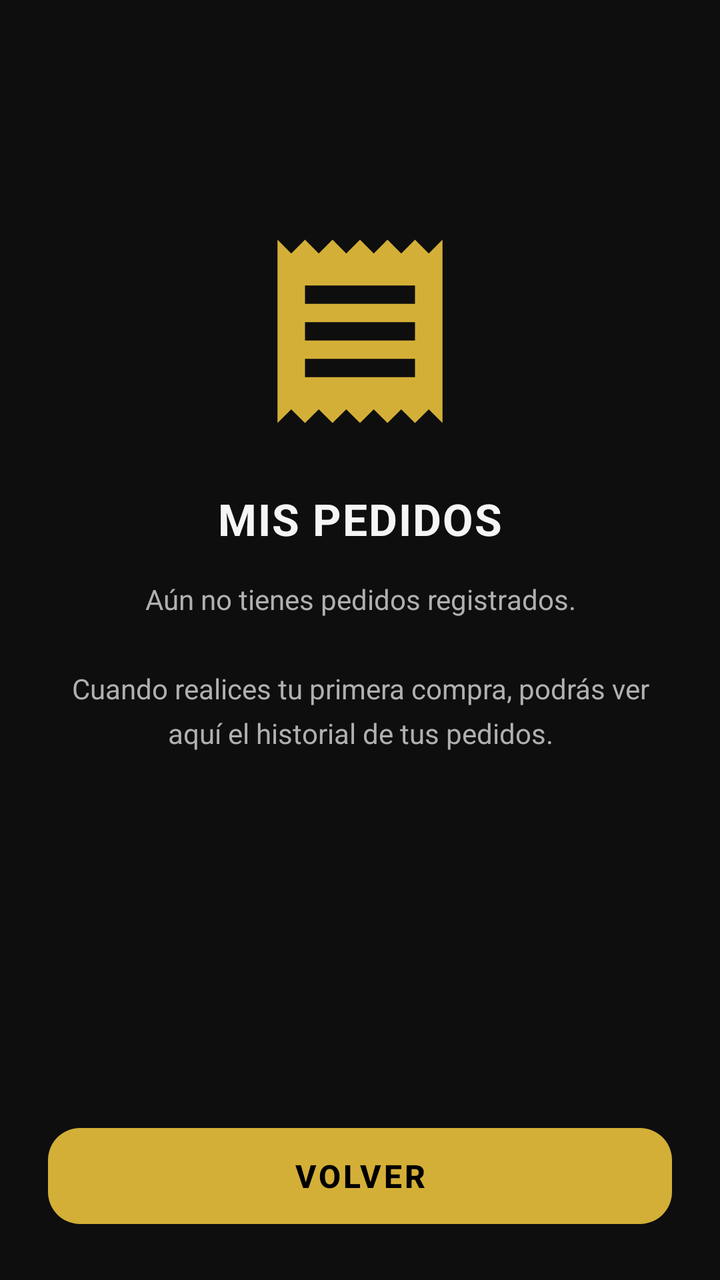
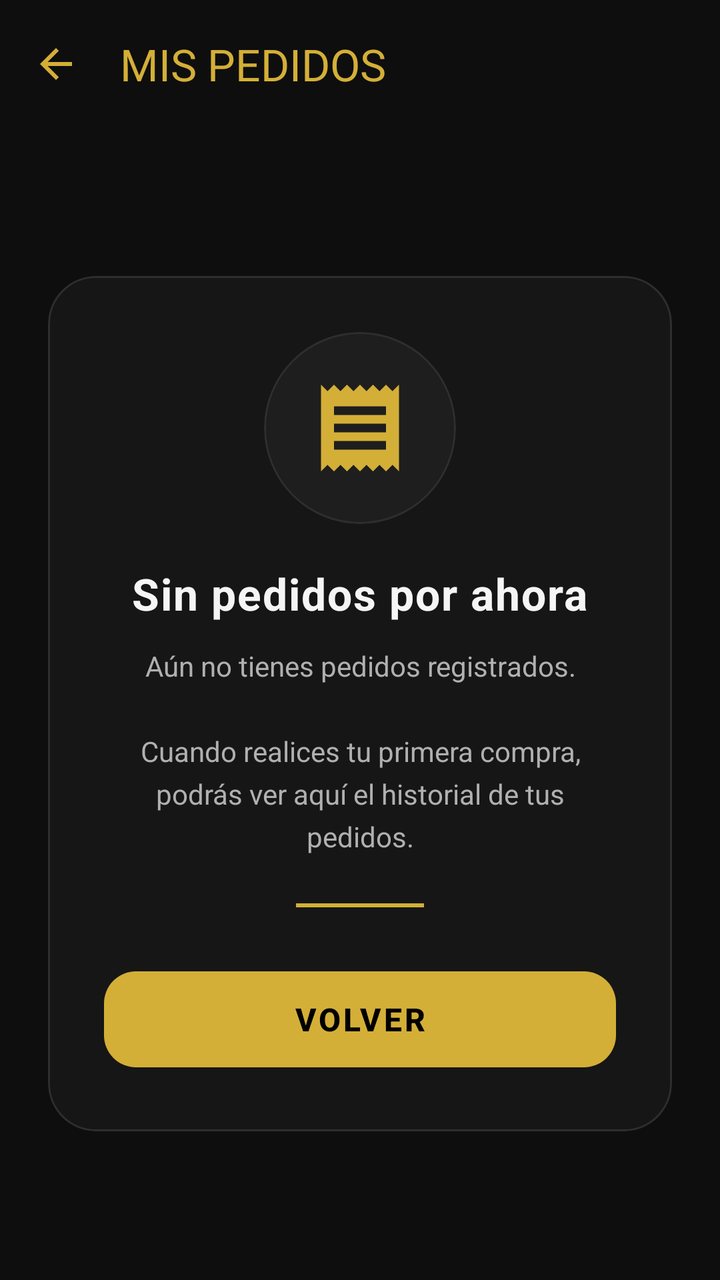

The first picture is an Android layout as it rendered before a commit; the second is the same layout after the commit. The layout source and the unified diff follow.
<!-- AndroidManifest.xml: application theme Theme.GestionDeVentasOnlineSTORE_DANY -->
<!-- res/layout/activity_mis_pedidos.xml -->
<?xml version="1.0" encoding="utf-8"?>
<androidx.constraintlayout.widget.ConstraintLayout
    xmlns:android="http://schemas.android.com/apk/res/android"
    xmlns:app="http://schemas.android.com/apk/res-auto"
    xmlns:tools="http://schemas.android.com/tools"
    android:layout_width="match_parent"
    android:layout_height="match_parent"
    android:background="@color/bg_negro"
    android:padding="24dp"
    tools:context=".MisPedidosActivity">

    <ImageView
        android:id="@+id/imgPedidos"
        android:layout_width="110dp"
        android:layout_height="110dp"
        android:contentDescription="Mis pedidos"
        android:tint="@color/oro"
        app:srcCompat="@drawable/ic_nav_pedidos"
        app:layout_constraintBottom_toBottomOf="parent"
        app:layout_constraintEnd_toEndOf="parent"
        app:layout_constraintStart_toStartOf="parent"
        app:layout_constraintTop_toTopOf="parent"
        app:layout_constraintVertical_bias="0.18" />

    <TextView
        android:id="@+id/tvTituloPedidos"
        style="@style/TextAppearance.TituloPantalla"
        android:layout_width="wrap_content"
        android:layout_height="wrap_content"
        android:layout_marginTop="24dp"
        android:letterSpacing="0.03"
        android:text="@string/mis_pedidos_titulo"
        app:layout_constraintEnd_toEndOf="parent"
        app:layout_constraintStart_toStartOf="parent"
        app:layout_constraintTop_toBottomOf="@id/imgPedidos" />

    <TextView
        android:id="@+id/tvMensajePedidos"
        style="@style/TextAppearance.Subtitulo"
        android:layout_width="0dp"
        android:layout_height="wrap_content"
        android:layout_marginTop="16dp"
        android:gravity="center"
        android:lineSpacingExtra="6dp"
        android:text="@string/mis_pedidos_vacio"
        app:layout_constraintEnd_toEndOf="parent"
        app:layout_constraintStart_toStartOf="parent"
        app:layout_constraintTop_toBottomOf="@id/tvTituloPedidos" />

    <com.google.android.material.button.MaterialButton
        android:id="@+id/btnVolverPedidos"
        style="@style/Style.BotonDorado"
        android:layout_width="match_parent"
        android:layout_height="56dp"
        android:layout_marginTop="32dp"
        android:text="@string/btn_volver"
        android:letterSpacing="0.08"
        app:layout_constraintBottom_toBottomOf="parent" />

</androidx.constraintlayout.widget.ConstraintLayout>
<!-- resources referenced by this layout -->
<resources>
  <color name="bg_negro">#0E0E0E</color>
  <color name="oro">#D4AF37</color>
  <!-- drawable ic_nav_pedidos (drawable) -->
  <?xml version="1.0" encoding="utf-8"?>
  <vector xmlns:android="http://schemas.android.com/apk/res/android"
      android:width="24dp"
      android:height="24dp"
      android:viewportWidth="24"
      android:viewportHeight="24">
      <path
          android:fillColor="#FFFFFF"
          android:pathData="M18,17H6v-2h12v2zM18,13H6v-2h12v2zM18,9H6V7h12v2zM3,22l1.5,-1.5L6,22l1.5,-1.5L9,22l1.5,-1.5L12,22l1.5,-1.5L15,22l1.5,-1.5L18,22l1.5,-1.5L21,22V2l-1.5,1.5L18,2l-1.5,1.5L15,2l-1.5,1.5L12,2l-1.5,1.5L9,2 7.5,3.5 6,2 4.5,3.5 3,2v20z" />
  </vector>
  <string name="btn_volver">VOLVER</string>
  <string name="mis_pedidos_titulo">MIS PEDIDOS</string>
  <string name="mis_pedidos_vacio">"Aún no tienes pedidos registrados.\n\nCuando realices tu primera compra, podrás ver aquí el historial de tus pedidos."</string>
  <style name="Style.BotonDorado" parent="Widget.Material3.Button">
          <item name="backgroundTint">@color/oro</item>
          <item name="android:textColor">@color/black</item>
          <item name="android:textStyle">bold</item>
          <item name="android:textSize">16sp</item>
          <item name="android:letterSpacing">0.06</item>
          <item name="cornerRadius">16dp</item>
          <item name="android:minHeight">56dp</item>
          <item name="elevation">4dp</item>
          <item name="rippleColor">@color/oro_oscuro</item>
      </style>
  <style name="TextAppearance.Subtitulo" parent="@android:style/TextAppearance">
          <item name="android:textColor">@color/texto_secundario</item>
          <item name="android:textSize">14sp</item>
      </style>
  <style name="TextAppearance.TituloPantalla" parent="@android:style/TextAppearance">
          <item name="android:textColor">@color/texto_principal</item>
          <item name="android:textSize">22sp</item>
          <item name="android:textStyle">bold</item>
          <item name="android:letterSpacing">0.02</item>
      </style>
  <style name="Theme.GestionDeVentasOnlineSTORE_DANY" parent="Base.Theme.GestionDeVentasOnlineSTORE_DANY" />
  <color name="black">#FF000000</color>
  <color name="oro_oscuro">#9C7C1E</color>
  <color name="texto_secundario">#B0B0B0</color>
  <color name="texto_principal">#F5F5F5</color>
  <color name="oro_translucido">#26D4AF37</color>
  <color name="surface">#161616</color>
  <color name="surface_alta">#1E1E1E</color>
  <color name="borde">#2E2E2E</color>
  <color name="texto_terciario">#7C7C7C</color>
  <!-- unchanged entries left out for length: 1 -->
</resources>

<!-- the commit's change to res/layout/activity_mis_pedidos.xml (unified diff, before → after) -->
@@ -6,55 +6,97 @@
     android:layout_width="match_parent"
     android:layout_height="match_parent"
     android:background="@color/bg_negro"
-    android:padding="24dp"
     tools:context=".MisPedidosActivity">
 
-    <ImageView
-        android:id="@+id/imgPedidos"
-        android:layout_width="110dp"
-        android:layout_height="110dp"
-        android:contentDescription="Mis pedidos"
-        android:tint="@color/oro"
-        app:srcCompat="@drawable/ic_nav_pedidos"
+    <com.google.android.material.appbar.MaterialToolbar
+        android:id="@+id/toolbarPedidos"
+        style="@style/Style.ToolbarApp"
+        android:layout_width="match_parent"
+        android:layout_height="?attr/actionBarSize"
+        app:navigationIcon="@drawable/ic_arrow_back"
+        app:navigationIconTint="@color/oro"
+        app:title="@string/mis_pedidos_titulo"
+        app:layout_constraintTop_toTopOf="parent" />
+
+    <ScrollView
+        android:layout_width="match_parent"
+        android:layout_height="0dp"
+        android:fillViewport="true"
         app:layout_constraintBottom_toBottomOf="parent"
-        app:layout_constraintEnd_toEndOf="parent"
-        app:layout_constraintStart_toStartOf="parent"
-        app:layout_constraintTop_toTopOf="parent"
-        app:layout_constraintVertical_bias="0.18" />
+        app:layout_constraintTop_toBottomOf="@id/toolbarPedidos">
 
-    <TextView
-        android:id="@+id/tvTituloPedidos"
-        style="@style/TextAppearance.TituloPantalla"
-        android:layout_width="wrap_content"
-        android:layout_height="wrap_content"
-        android:layout_marginTop="24dp"
-        android:letterSpacing="0.03"
-        android:text="@string/mis_pedidos_titulo"
-        app:layout_constraintEnd_toEndOf="parent"
-        app:layout_constraintStart_toStartOf="parent"
-        app:layout_constraintTop_toBottomOf="@id/imgPedidos" />
+        <LinearLayout
+            android:layout_width="match_parent"
+            android:layout_height="match_parent"
+            android:gravity="center"
+            android:orientation="vertical"
+            android:padding="24dp">
 
-    <TextView
-        android:id="@+id/tvMensajePedidos"
-        style="@style/TextAppearance.Subtitulo"
-        android:layout_width="0dp"
-        android:layout_height="wrap_content"
-        android:layout_marginTop="16dp"
-        android:gravity="center"
-        android:lineSpacingExtra="6dp"
-        android:text="@string/mis_pedidos_vacio"
-        app:layout_constraintEnd_toEndOf="parent"
-        app:layout_constraintStart_toStartOf="parent"
-        app:layout_constraintTop_toBottomOf="@id/tvTituloPedidos" />
+            <com.google.android.material.card.MaterialCardView
+                style="@style/Style.Tarjeta"
+                android:layout_width="match_parent"
+                android:layout_height="wrap_content"
+                app:cardCornerRadius="24dp">
 
-    <com.google.android.material.button.MaterialButton
-        android:id="@+id/btnVolverPedidos"
-        style="@style/Style.BotonDorado"
-        android:layout_width="match_parent"
-        android:layout_height="56dp"
-        android:layout_marginTop="32dp"
-        android:text="@string/btn_volver"
-        android:letterSpacing="0.08"
-        app:layout_constraintBottom_toBottomOf="parent" />
+                <LinearLayout
+                    android:layout_width="match_parent"
+                    android:layout_height="wrap_content"
+                    android:gravity="center"
+                    android:orientation="vertical"
+                    android:padding="28dp">
 
+                    <com.google.android.material.card.MaterialCardView
+                        android:layout_width="96dp"
+                        android:layout_height="96dp"
+                        app:cardBackgroundColor="@color/surface_alta"
+                        app:cardCornerRadius="48dp"
+                        app:cardElevation="0dp">
+
+                        <ImageView
+                            android:id="@+id/imgPedidos"
+                            android:layout_width="52dp"
+                            android:layout_height="52dp"
+                            android:layout_gravity="center"
+                            android:contentDescription="@string/mis_pedidos_titulo"
+                            android:tint="@color/oro"
+                            app:srcCompat="@drawable/ic_nav_pedidos" />
+                    </com.google.android.material.card.MaterialCardView>
+
+                    <TextView
+                        android:id="@+id/tvTituloPedidos"
+                        style="@style/TextAppearance.TituloPantalla"
+                        android:layout_width="wrap_content"
+                        android:layout_height="wrap_content"
+                        android:layout_marginTop="20dp"
+                        android:letterSpacing="0.03"
+                        android:text="@string/mis_pedidos_vacio_titulo" />
+
+                    <TextView
+                        android:id="@+id/tvMensajePedidos"
+                        style="@style/TextAppearance.Subtitulo"
+                        android:layout_width="wrap_content"
+                        android:layout_height="wrap_content"
+                        android:layout_marginTop="12dp"
+                        android:gravity="center"
+                        android:lineSpacingExtra="5dp"
+                        android:text="@string/mis_pedidos_vacio" />
+
+                    <View
+                        android:layout_width="64dp"
+                        android:layout_height="2dp"
+                        android:layout_marginTop="24dp"
+                        android:background="@color/oro" />
+
+                    <com.google.android.material.button.MaterialButton
+                        android:id="@+id/btnVolverPedidos"
+                        style="@style/Style.BotonDorado"
+                        android:layout_width="match_parent"
+                        android:layout_height="56dp"
+                        android:layout_marginTop="28dp"
+                        android:letterSpacing="0.08"
+                        android:text="@string/btn_volver" />
+                </LinearLayout>
+            </com.google.android.material.card.MaterialCardView>
+        </LinearLayout>
+    </ScrollView>
 </androidx.constraintlayout.widget.ConstraintLayout>
<!-- resource entries referenced after the edit -->
@@ -16,6 +16,7 @@
   <string name="btn_volver">VOLVER</string>
   <string name="mis_pedidos_titulo">MIS PEDIDOS</string>
   <string name="mis_pedidos_vacio">"Aún no tienes pedidos registrados.\n\nCuando realices tu primera compra, podrás ver aquí el historial de tus pedidos."</string>
+  <string name="mis_pedidos_vacio_titulo">Sin pedidos por ahora</string>
   <style name="Style.BotonDorado" parent="Widget.Material3.Button">
           <item name="backgroundTint">@color/oro</item>
           <item name="android:textColor">@color/black</item>
@@ -26,6 +27,20 @@
           <item name="android:minHeight">56dp</item>
           <item name="elevation">4dp</item>
           <item name="rippleColor">@color/oro_oscuro</item>
+      </style>
+  <style name="Style.Tarjeta" parent="Widget.Material3.CardView.Filled">
+          <item name="cardBackgroundColor">@color/surface</item>
+          <item name="cardCornerRadius">16dp</item>
+          <item name="cardElevation">0dp</item>
+          <item name="strokeColor">@color/borde</item>
+          <item name="strokeWidth">1dp</item>
+      </style>
+  <style name="Style.ToolbarApp" parent="Widget.Material3.Toolbar">
+          <item name="android:background">@color/bg_negro</item>
+          <item name="titleTextColor">@color/oro</item>
+          <item name="subtitleTextColor">@color/texto_terciario</item>
+          <item name="navigationIconTint">@color/oro</item>
+          <item name="android:popupTheme">@style/ThemeOverlay.Material3.Dark</item>
       </style>
   <style name="TextAppearance.Subtitulo" parent="@android:style/TextAppearance">
           <item name="android:textColor">@color/texto_secundario</item>
@@ -45,6 +60,17 @@
   <color name="oro_translucido">#26D4AF37</color>
   <color name="surface">#161616</color>
   <color name="surface_alta">#1E1E1E</color>
+  <!-- drawable ic_arrow_back (drawable) -->
+  <?xml version="1.0" encoding="utf-8"?>
+  <vector xmlns:android="http://schemas.android.com/apk/res/android"
+      android:width="24dp"
+      android:height="24dp"
+      android:viewportWidth="24"
+      android:viewportHeight="24">
+      <path
+          android:fillColor="#D4AF37"
+          android:pathData="M20,11H7.83l5.59,-5.59L12,4l-8,8 8,8 1.41,-1.41L7.83,13H20v-2z" />
+  </vector>
   <color name="borde">#2E2E2E</color>
   <color name="texto_terciario">#7C7C7C</color>
   <!-- unchanged entries left out for length: 1 -->
